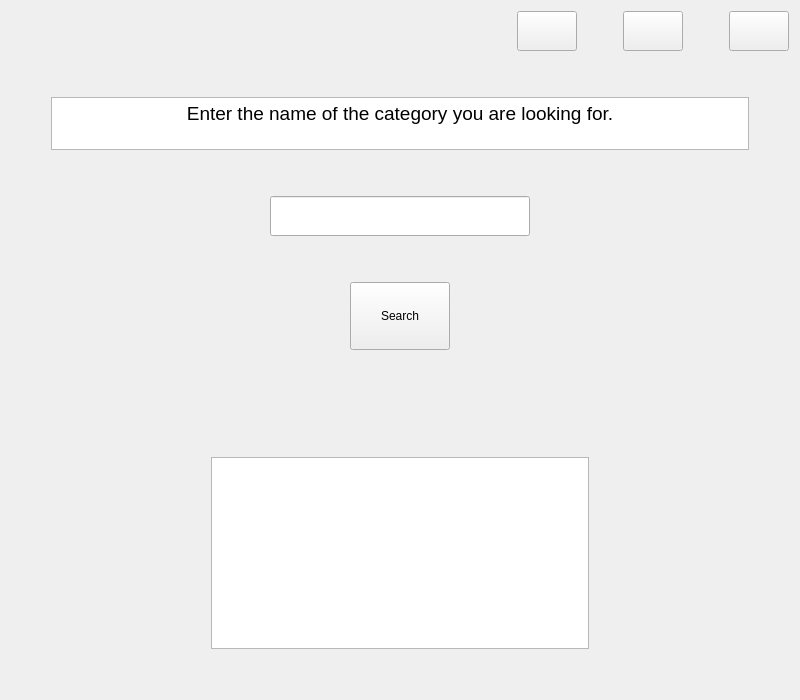
AminNaghiyan/uiap92_project, file Project/search_category.ui: the form before one commit.
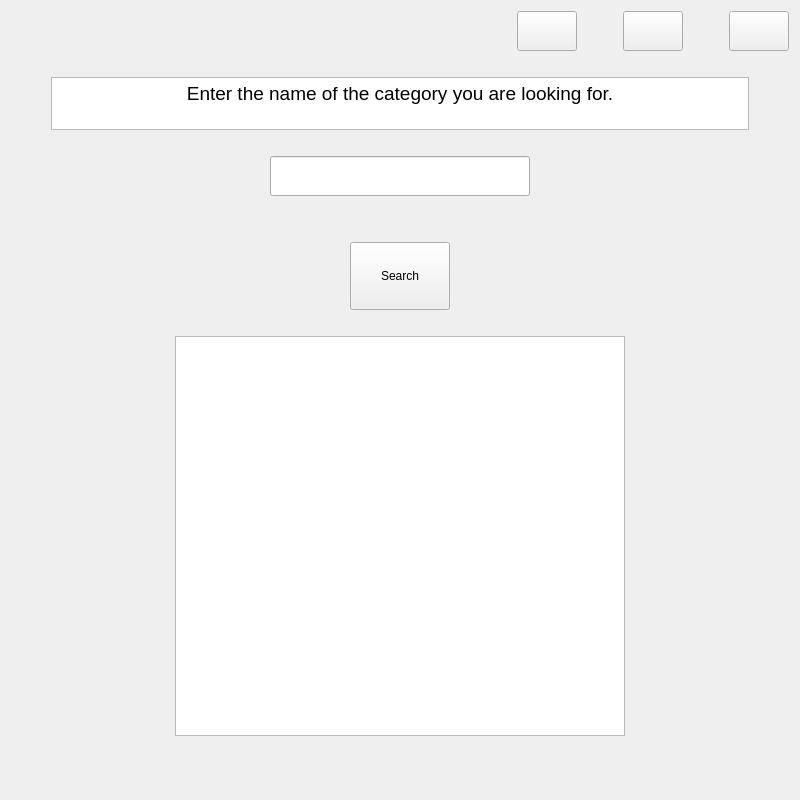
The form after the commit. Icons and pictures are not drawn.

Commit message: write back-end of page search_category

The edit to the form file:
```diff
--- a/Project/search_category.ui
+++ b/Project/search_category.ui
@@ -7,7 +7,7 @@
     <x>0</x>
     <y>0</y>
     <width>800</width>
-    <height>700</height>
+    <height>800</height>
    </rect>
   </property>
   <property name="minimumSize">
@@ -157,7 +157,7 @@
        <property name="sizeHint" stdset="0">
         <size>
          <width>20</width>
-         <height>40</height>
+         <height>20</height>
         </size>
        </property>
       </spacer>
@@ -235,7 +235,7 @@
        <property name="sizeHint" stdset="0">
         <size>
          <width>20</width>
-         <height>40</height>
+         <height>20</height>
         </size>
        </property>
       </spacer>
@@ -356,10 +356,13 @@
        <property name="orientation">
         <enum>Qt::Vertical</enum>
        </property>
+       <property name="sizeType">
+        <enum>QSizePolicy::Fixed</enum>
+       </property>
        <property name="sizeHint" stdset="0">
         <size>
          <width>20</width>
-         <height>40</height>
+         <height>20</height>
         </size>
        </property>
       </spacer>
@@ -375,7 +378,7 @@
           <enum>Qt::Horizontal</enum>
          </property>
          <property name="sizeType">
-          <enum>QSizePolicy::Fixed</enum>
+          <enum>QSizePolicy::Expanding</enum>
          </property>
          <property name="sizeHint" stdset="0">
           <size>
@@ -387,6 +390,24 @@
        </item>
        <item>
         <widget class="QTextBrowser" name="textBrowser_2">
+         <property name="sizePolicy">
+          <sizepolicy hsizetype="Fixed" vsizetype="Fixed">
+           <horstretch>0</horstretch>
+           <verstretch>0</verstretch>
+          </sizepolicy>
+         </property>
+         <property name="minimumSize">
+          <size>
+           <width>450</width>
+           <height>400</height>
+          </size>
+         </property>
+         <property name="maximumSize">
+          <size>
+           <width>450</width>
+           <height>400</height>
+          </size>
+         </property>
          <property name="html">
           <string>&lt;!DOCTYPE HTML PUBLIC &quot;-//W3C//DTD HTML 4.0//EN&quot; &quot;http://www.w3.org/TR/REC-html40/strict.dtd&quot;&gt;
 &lt;html&gt;&lt;head&gt;&lt;meta name=&quot;qrichtext&quot; content=&quot;1&quot; /&gt;&lt;style type=&quot;text/css&quot;&gt;
@@ -402,7 +423,7 @@
           <enum>Qt::Horizontal</enum>
          </property>
          <property name="sizeType">
-          <enum>QSizePolicy::Fixed</enum>
+          <enum>QSizePolicy::Expanding</enum>
          </property>
          <property name="sizeHint" stdset="0">
           <size>
@@ -420,12 +441,12 @@
         <enum>Qt::Vertical</enum>
        </property>
        <property name="sizeType">
-        <enum>QSizePolicy::Fixed</enum>
+        <enum>QSizePolicy::Expanding</enum>
        </property>
        <property name="sizeHint" stdset="0">
         <size>
          <width>20</width>
-         <height>40</height>
+         <height>20</height>
         </size>
        </property>
       </spacer>
```
Left out of the diff: 2 changed lines with no effect on the pictures. The commit also changes 34 other files.
